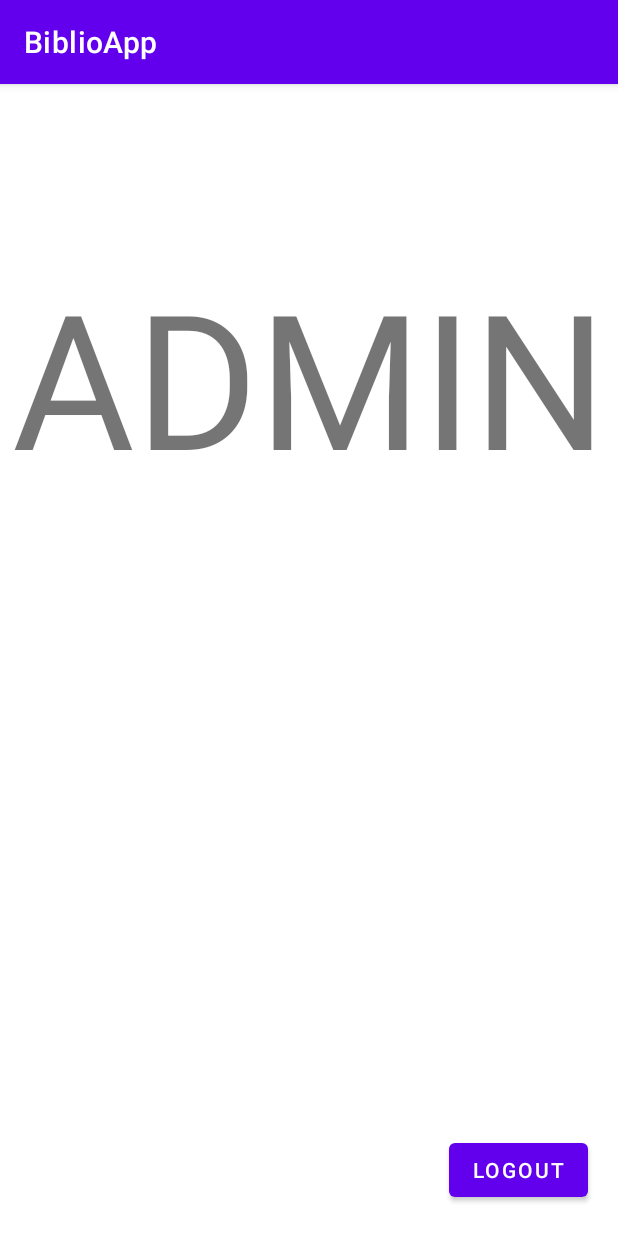
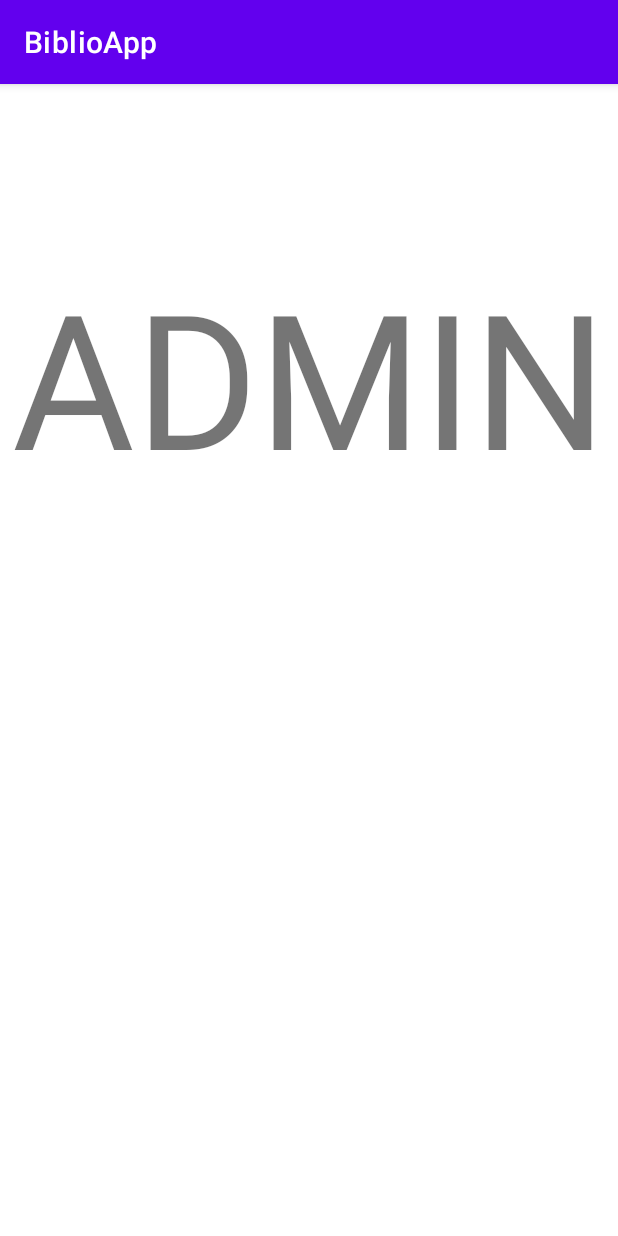
Before and after one commit to Garrotxi/BiblioApp, an Android app: the Pantalla_Inicio_Administrador screen opened directly, with no data from a screen before it, on a phone screen of 412 x 824 dp. Run offline under Robolectric (Android 15) with nearby library versions, the phone set to English and light mode, and no system bars.

Commit message:
Revert "Añadido boton Logout"
This reverts commit 0e5fdfd6a24b7ea84805904979f9559321958962.

```diff
--- a/BiblioApp-Android/BiblioApp/app/src/main/res/layout/activity_pantalla_inicio_administrador.xml
+++ b/BiblioApp-Android/BiblioApp/app/src/main/res/layout/activity_pantalla_inicio_administrador.xml
@@ -16,13 +16,4 @@
         app:layout_constraintEnd_toEndOf="parent"
         app:layout_constraintStart_toStartOf="parent"
         app:layout_constraintTop_toTopOf="parent" />
-
-    <com.google.android.material.button.MaterialButton
-        android:layout_width="wrap_content"
-        android:layout_height="wrap_content"
-        android:layout_margin="20dp"
-        android:text="Logout"
-        android:onClick="Logout"
-        app:layout_constraintBottom_toBottomOf="parent"
-        app:layout_constraintEnd_toEndOf="parent" />
 </androidx.constraintlayout.widget.ConstraintLayout>
```
Also changed, not shown: BiblioApp-Android/BiblioApp/app/src/main/java/ioc/android/biblioapp/Pantalla_Inicio_Administrador.java (+0 -10 lines), BiblioApp-Android/BiblioApp/app/src/main/java/ioc/android/biblioapp/Pantalla_Inicio_Usuario.java (+0 -10 lines), BiblioApp-Android/BiblioApp/app/src/main/res/layout/activity_pantalla_inicio_usuario.xml (+0 -9 lines), 1 other file.
